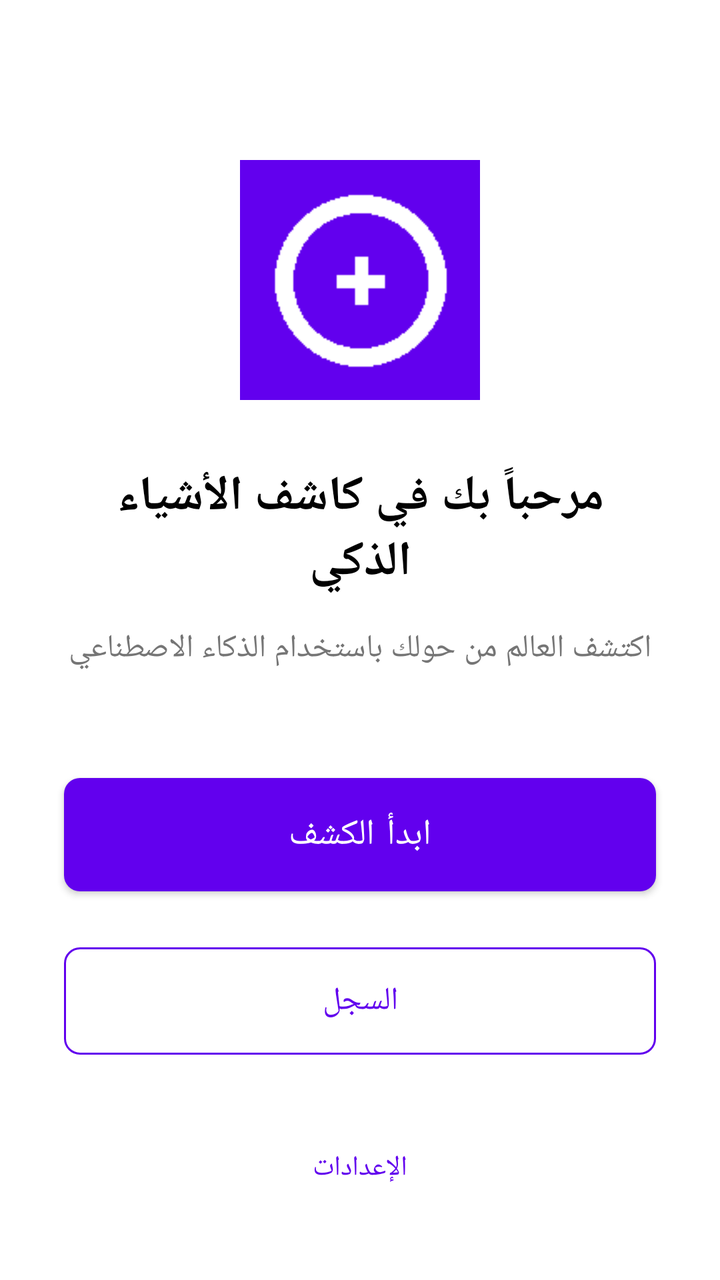
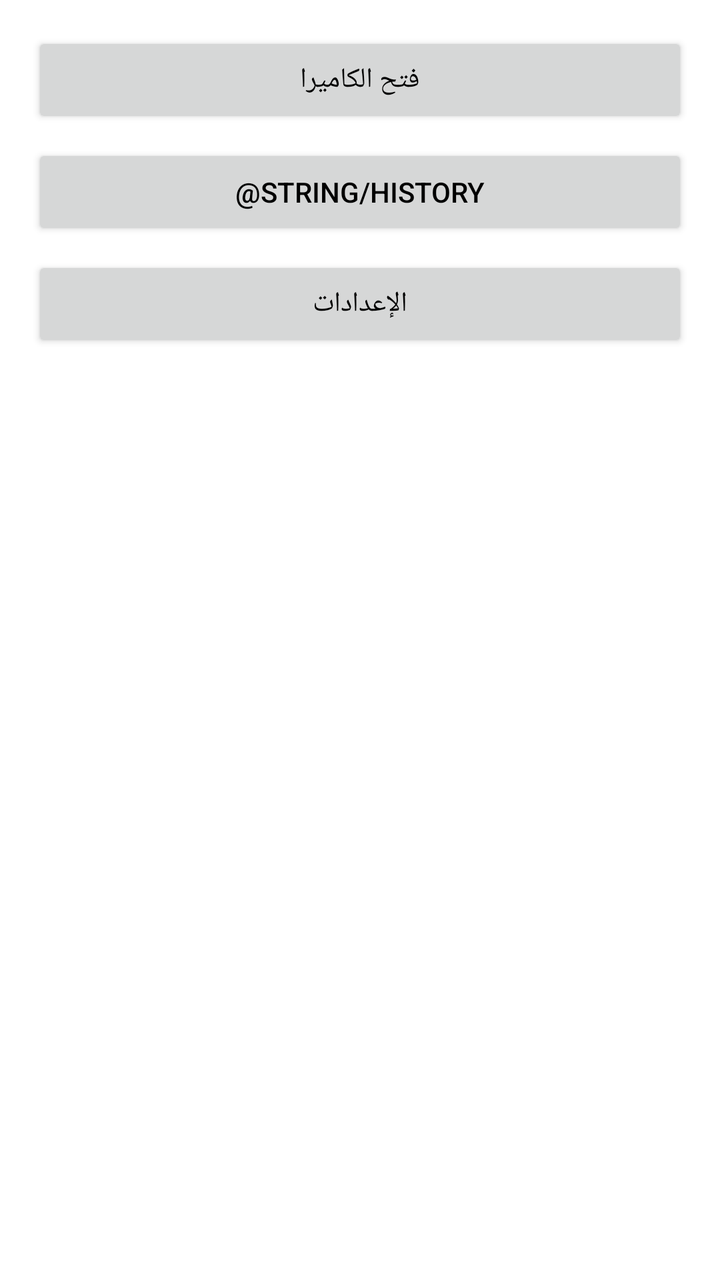

An Android layout rendered at two revisions. The XML below is the earlier revision; the diff shows what the commit changed to produce the second picture.
<!-- AndroidManifest.xml: application theme Theme.AIObjectDetector -->
<!-- res/layout/activity_main.xml -->
<?xml version="1.0" encoding="utf-8"?>
<androidx.constraintlayout.widget.ConstraintLayout 
    xmlns:android="http://schemas.android.com/apk/res/android"
    xmlns:app="http://schemas.android.com/apk/res-auto"
    xmlns:tools="http://schemas.android.com/tools"
    android:layout_width="match_parent"
    android:layout_height="match_parent"
    android:background="@color/background_light"
    tools:context=".MainActivity">

    
    <ImageView
        android:id="@+id/ivLogo"
        android:layout_width="120dp"
        android:layout_height="120dp"
        android:layout_marginTop="80dp"
        android:src="@mipmap/ic_launcher"
        android:contentDescription="@string/app_name"
        app:layout_constraintTop_toTopOf="parent"
        app:layout_constraintStart_toStartOf="parent"
        app:layout_constraintEnd_toEndOf="parent" />

    
    <TextView
        android:id="@+id/tvWelcomeTitle"
        android:layout_width="0dp"
        android:layout_height="wrap_content"
        android:layout_marginTop="32dp"
        android:layout_marginStart="32dp"
        android:layout_marginEnd="32dp"
        android:text="@string/welcome_title"
        android:textSize="24sp"
        android:textStyle="bold"
        android:textColor="@color/text_primary_light"
        android:gravity="center"
        app:layout_constraintTop_toBottomOf="@id/ivLogo"
        app:layout_constraintStart_toStartOf="parent"
        app:layout_constraintEnd_toEndOf="parent" />

    
    <TextView
        android:id="@+id/tvWelcomeSubtitle"
        android:layout_width="0dp"
        android:layout_height="wrap_content"
        android:layout_marginTop="16dp"
        android:layout_marginStart="32dp"
        android:layout_marginEnd="32dp"
        android:text="@string/welcome_subtitle"
        android:textSize="16sp"
        android:textColor="@color/text_secondary_light"
        android:gravity="center"
        app:layout_constraintTop_toBottomOf="@id/tvWelcomeTitle"
        app:layout_constraintStart_toStartOf="parent"
        app:layout_constraintEnd_toEndOf="parent" />

    
    <com.google.android.material.button.MaterialButton
        android:id="@+id/btnStartCamera"
        style="@style/PrimaryButton"
        android:layout_width="0dp"
        android:layout_height="wrap_content"
        android:layout_marginStart="32dp"
        android:layout_marginEnd="32dp"
        android:layout_marginTop="48dp"
        android:text="@string/start_camera"
        android:textSize="18sp"
        android:drawableStart="@android:drawable/ic_menu_camera"
        android:drawablePadding="8dp"
        app:layout_constraintTop_toBottomOf="@id/tvWelcomeSubtitle"
        app:layout_constraintStart_toStartOf="parent"
        app:layout_constraintEnd_toEndOf="parent" />

    
    <com.google.android.material.button.MaterialButton
        android:id="@+id/btnViewHistory"
        style="@style/SecondaryButton"
        android:layout_width="0dp"
        android:layout_height="wrap_content"
        android:layout_marginStart="32dp"
        android:layout_marginEnd="32dp"
        android:layout_marginTop="16dp"
        android:text="@string/view_history"
        android:textSize="16sp"
        android:drawableStart="@android:drawable/ic_menu_recent_history"
        android:drawablePadding="8dp"
        app:layout_constraintTop_toBottomOf="@id/btnStartCamera"
        app:layout_constraintStart_toStartOf="parent"
        app:layout_constraintEnd_toEndOf="parent" />

    
    <com.google.android.material.button.MaterialButton
        android:id="@+id/btnSettings"
        style="@style/Widget.MaterialComponents.Button.TextButton"
        android:layout_width="wrap_content"
        android:layout_height="wrap_content"
        android:layout_marginBottom="32dp"
        android:text="@string/settings"
        android:textSize="14sp"
        android:drawableStart="@android:drawable/ic_menu_preferences"
        android:drawablePadding="8dp"
        app:layout_constraintBottom_toBottomOf="parent"
        app:layout_constraintStart_toStartOf="parent"
        app:layout_constraintEnd_toEndOf="parent" />

</androidx.constraintlayout.widget.ConstraintLayout>
<!-- resources referenced by this layout -->
<resources>
  <color name="background_light">#FFFFFF</color>
  <color name="text_primary_light">#000000</color>
  <color name="text_secondary_light">#757575</color>
  <!-- mipmap ic_launcher: png bitmap (mipmap-hdpi, 466 bytes) -->
  <string name="app_name">كاشف الأشياء الذكي</string>
  <string name="settings">الإعدادات</string>
  <string name="start_camera">ابدأ الكشف</string>
  <string name="view_history">السجل</string>
  <string name="welcome_subtitle">اكتشف العالم من حولك باستخدام الذكاء الاصطناعي</string>
  <string name="welcome_title">مرحباً بك في كاشف الأشياء الذكي</string>
  <style name="PrimaryButton" parent="Widget.MaterialComponents.Button">
          <item name="backgroundTint">@color/primary</item>
          <item name="android:textColor">@color/white</item>
          <item name="cornerRadius">8dp</item>
          <item name="android:padding">16dp</item>
      </style>
  <style name="SecondaryButton" parent="Widget.MaterialComponents.Button.OutlinedButton">
          <item name="strokeColor">@color/primary</item>
          <item name="android:textColor">@color/primary</item>
          <item name="cornerRadius">8dp</item>
          <item name="android:padding">16dp</item>
      </style>
  <style name="Theme.AIObjectDetector" parent="Theme.MaterialComponents.DayNight.DarkActionBar">
          
          <item name="colorPrimary">@color/primary</item>
          <item name="colorPrimaryVariant">@color/primary_dark</item>
          <item name="colorOnPrimary">@color/white</item>
          
          
          <item name="colorSecondary">@color/accent</item>
          <item name="colorSecondaryVariant">@color/accent_dark</item>
          <item name="colorOnSecondary">@color/black</item>
          
          
          <item name="android:statusBarColor">@color/primary_dark</item>
          
          
          <item name="android:windowBackground">@color/background_light</item>
          
          
          <item name="android:textColorPrimary">@color/text_primary_light</item>
          <item name="android:textColorSecondary">@color/text_secondary_light</item>
      </style>
  <color name="primary">#6200EE</color>
  <color name="white">#FFFFFF</color>
  <color name="primary_dark">#3700B3</color>
  <color name="accent">#03DAC6</color>
  <color name="accent_dark">#018786</color>
  <color name="black">#000000</color>
</resources>

<!-- the commit's change to res/layout/activity_main.xml (unified diff, before → after) -->
@@ -1,105 +1,46 @@
 <?xml version="1.0" encoding="utf-8"?>
-<androidx.constraintlayout.widget.ConstraintLayout 
+<androidx.constraintlayout.widget.ConstraintLayout
     xmlns:android="http://schemas.android.com/apk/res/android"
     xmlns:app="http://schemas.android.com/apk/res-auto"
     xmlns:tools="http://schemas.android.com/tools"
     android:layout_width="match_parent"
     android:layout_height="match_parent"
-    android:background="@color/background_light"
     tools:context=".MainActivity">
 
-    
-    <ImageView
-        android:id="@+id/ivLogo"
-        android:layout_width="120dp"
-        android:layout_height="120dp"
-        android:layout_marginTop="80dp"
-        android:src="@mipmap/ic_launcher"
-        android:contentDescription="@string/app_name"
+    <Button
+        android:id="@+id/btn_start_detection"
+        android:layout_width="match_parent"
+        android:layout_height="wrap_content"
+        android:text="فتح الكاميرا"
         app:layout_constraintTop_toTopOf="parent"
         app:layout_constraintStart_toStartOf="parent"
-        app:layout_constraintEnd_toEndOf="parent" />
+        app:layout_constraintEnd_toEndOf="parent"
+        android:layout_marginTop="16dp"
+        android:layout_marginStart="16dp"
+        android:layout_marginEnd="16dp"/>
 
-    
-    <TextView
-        android:id="@+id/tvWelcomeTitle"
-        android:layout_width="0dp"
+    <Button
+        android:id="@+id/btn_history"
+        android:layout_width="match_parent"
         android:layout_height="wrap_content"
-        android:layout_marginTop="32dp"
-        android:layout_marginStart="32dp"
-        android:layout_marginEnd="32dp"
-        android:text="@string/welcome_title"
-        android:textSize="24sp"
-        android:textStyle="bold"
-        android:textColor="@color/text_primary_light"
-        android:gravity="center"
-        app:layout_constraintTop_toBottomOf="@id/ivLogo"
+        android:text="@string/history"
+        app:layout_constraintTop_toBottomOf="@id/btn_start_detection"
         app:layout_constraintStart_toStartOf="parent"
-        app:layout_constraintEnd_toEndOf="parent" />
+        app:layout_constraintEnd_toEndOf="parent"
+        android:layout_marginTop="8dp"
+        android:layout_marginStart="16dp"
+        android:layout_marginEnd="16dp"/>
 
-    
-    <TextView
-        android:id="@+id/tvWelcomeSubtitle"
-        android:layout_width="0dp"
+    <Button
+        android:id="@+id/btn_settings"
+        android:layout_width="match_parent"
         android:layout_height="wrap_content"
-        android:layout_marginTop="16dp"
-        android:layout_marginStart="32dp"
-        android:layout_marginEnd="32dp"
-        android:text="@string/welcome_subtitle"
-        android:textSize="16sp"
-        android:textColor="@color/text_secondary_light"
-        android:gravity="center"
-        app:layout_constraintTop_toBottomOf="@id/tvWelcomeTitle"
+        android:text="@string/settings"
+        app:layout_constraintTop_toBottomOf="@id/btn_history"
         app:layout_constraintStart_toStartOf="parent"
-        app:layout_constraintEnd_toEndOf="parent" />
-
-    
-    <com.google.android.material.button.MaterialButton
-        android:id="@+id/btnStartCamera"
-        style="@style/PrimaryButton"
-        android:layout_width="0dp"
-        android:layout_height="wrap_content"
-        android:layout_marginStart="32dp"
-        android:layout_marginEnd="32dp"
-        android:layout_marginTop="48dp"
-        android:text="@string/start_camera"
-        android:textSize="18sp"
-        android:drawableStart="@android:drawable/ic_menu_camera"
-        android:drawablePadding="8dp"
-        app:layout_constraintTop_toBottomOf="@id/tvWelcomeSubtitle"
-        app:layout_constraintStart_toStartOf="parent"
-        app:layout_constraintEnd_toEndOf="parent" />
-
-    
-    <com.google.android.material.button.MaterialButton
-        android:id="@+id/btnViewHistory"
-        style="@style/SecondaryButton"
-        android:layout_width="0dp"
-        android:layout_height="wrap_content"
-        android:layout_marginStart="32dp"
-        android:layout_marginEnd="32dp"
-        android:layout_marginTop="16dp"
-        android:text="@string/view_history"
-        android:textSize="16sp"
-        android:drawableStart="@android:drawable/ic_menu_recent_history"
-        android:drawablePadding="8dp"
-        app:layout_constraintTop_toBottomOf="@id/btnStartCamera"
-        app:layout_constraintStart_toStartOf="parent"
-        app:layout_constraintEnd_toEndOf="parent" />
-
-    
-    <com.google.android.material.button.MaterialButton
-        android:id="@+id/btnSettings"
-        style="@style/Widget.MaterialComponents.Button.TextButton"
-        android:layout_width="wrap_content"
-        android:layout_height="wrap_content"
-        android:layout_marginBottom="32dp"
-        android:text="@string/settings"
-        android:textSize="14sp"
-        android:drawableStart="@android:drawable/ic_menu_preferences"
-        android:drawablePadding="8dp"
-        app:layout_constraintBottom_toBottomOf="parent"
-        app:layout_constraintStart_toStartOf="parent"
-        app:layout_constraintEnd_toEndOf="parent" />
+        app:layout_constraintEnd_toEndOf="parent"
+        android:layout_marginTop="8dp"
+        android:layout_marginStart="16dp"
+        android:layout_marginEnd="16dp"/>
 
 </androidx.constraintlayout.widget.ConstraintLayout>
<!-- resource entries referenced after the edit -->
@@ -1,27 +1,6 @@
 <!-- resources referenced by this layout -->
 <resources>
-  <color name="background_light">#FFFFFF</color>
-  <color name="text_primary_light">#000000</color>
-  <color name="text_secondary_light">#757575</color>
-  <!-- mipmap ic_launcher: png bitmap (mipmap-hdpi, 466 bytes) -->
-  <string name="app_name">كاشف الأشياء الذكي</string>
   <string name="settings">الإعدادات</string>
-  <string name="start_camera">ابدأ الكشف</string>
-  <string name="view_history">السجل</string>
-  <string name="welcome_subtitle">اكتشف العالم من حولك باستخدام الذكاء الاصطناعي</string>
-  <string name="welcome_title">مرحباً بك في كاشف الأشياء الذكي</string>
-  <style name="PrimaryButton" parent="Widget.MaterialComponents.Button">
-          <item name="backgroundTint">@color/primary</item>
-          <item name="android:textColor">@color/white</item>
-          <item name="cornerRadius">8dp</item>
-          <item name="android:padding">16dp</item>
-      </style>
-  <style name="SecondaryButton" parent="Widget.MaterialComponents.Button.OutlinedButton">
-          <item name="strokeColor">@color/primary</item>
-          <item name="android:textColor">@color/primary</item>
-          <item name="cornerRadius">8dp</item>
-          <item name="android:padding">16dp</item>
-      </style>
   <style name="Theme.AIObjectDetector" parent="Theme.MaterialComponents.DayNight.DarkActionBar">
           
           <item name="colorPrimary">@color/primary</item>
@@ -44,10 +23,13 @@
           <item name="android:textColorSecondary">@color/text_secondary_light</item>
       </style>
   <color name="primary">#6200EE</color>
+  <color name="primary_dark">#3700B3</color>
   <color name="white">#FFFFFF</color>
-  <color name="primary_dark">#3700B3</color>
   <color name="accent">#03DAC6</color>
   <color name="accent_dark">#018786</color>
   <color name="black">#000000</color>
+  <color name="background_light">#FFFFFF</color>
+  <color name="text_primary_light">#000000</color>
+  <color name="text_secondary_light">#757575</color>
 </resources>
 
